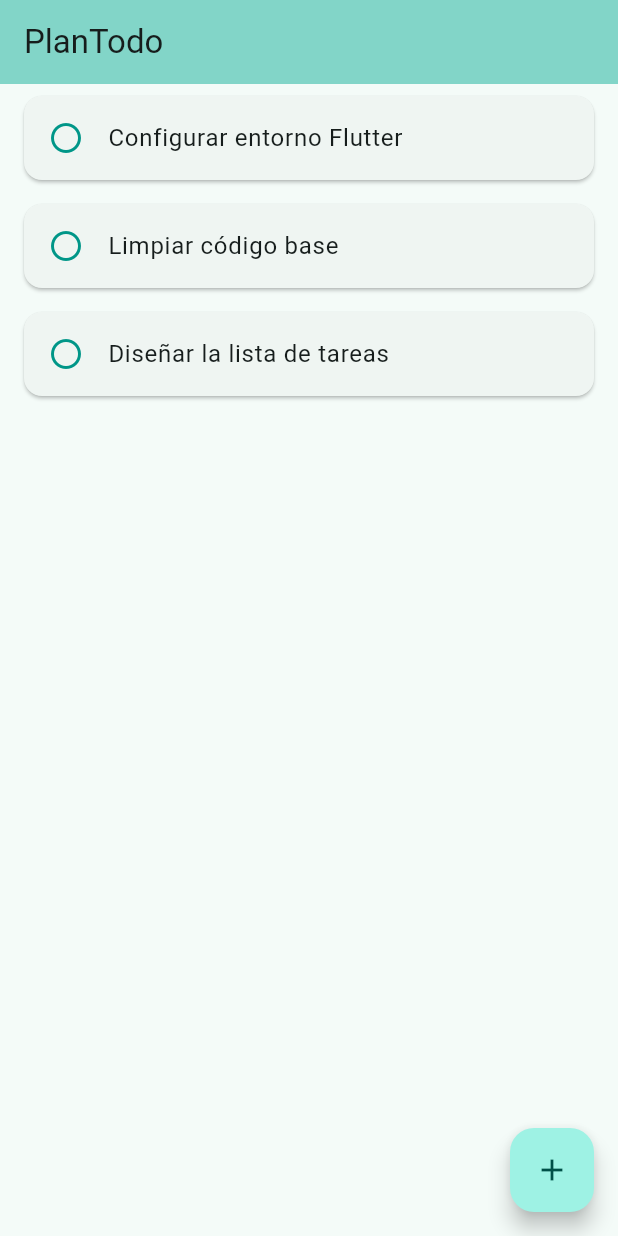
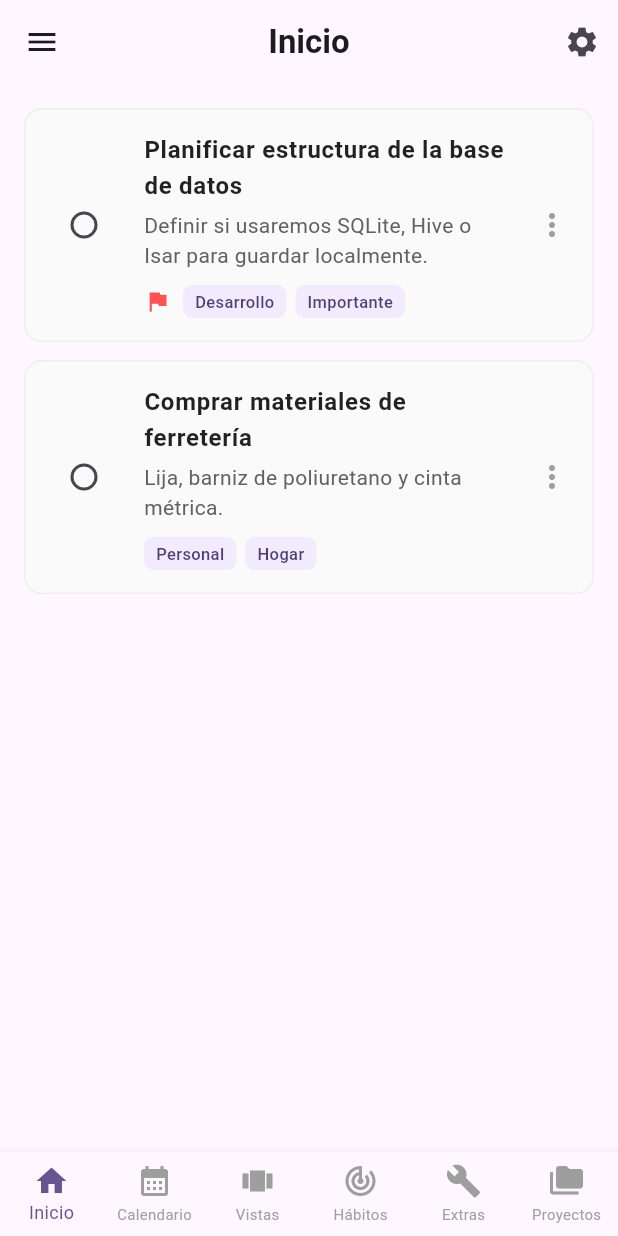
Before and after one commit to DaniloJosue/plantodo, a Flutter app: the screen it shows after launch, on a phone screen of 412 x 824 dp. Run offline on Flutter 3.47's test engine with Material 3 defaults, Android fonts, the phone set to English and light mode, and no system bars.

Commit message:
Agregar estructura básica de la aplicación con navegación y pantalla de inicio

```diff
--- a/lib/main.dart
+++ b/lib/main.dart
@@ -1,4 +1,5 @@
 import 'package:flutter/material.dart';
+import 'screens/home_screen.dart'; // <--- Agrega esta línea
 
 void main() {
   runApp(const PlanTodoApp());
@@ -13,97 +14,126 @@ class PlanTodoApp extends StatelessWidget {
       title: 'PlanTodo',
       debugShowCheckedModeBanner: false,
       theme: ThemeData(
-        colorScheme: ColorScheme.fromSeed(seedColor: Colors.teal),
+        colorScheme: ColorScheme.fromSeed(seedColor: Colors.deepPurple), // Color base, puedes cambiarlo
         useMaterial3: true,
       ),
-      home: const HomeScreen(),
+      home: const MainLayout(),
     );
   }
 }
 
-class HomeScreen extends StatefulWidget {
-  const HomeScreen({super.key});
+// Este es el esqueleto o "Layout" principal que controla la navegación
+class MainLayout extends StatefulWidget {
+  const MainLayout({super.key});
 
   @override
-  State<HomeScreen> createState() => _HomeScreenState();
+  State<MainLayout> createState() => _MainLayoutState();
 }
 
-class _HomeScreenState extends State<HomeScreen> {
-  // Lista de tareas de prueba
-  final List<String> _tasks = [
-    'Configurar entorno Flutter',
-    'Limpiar código base',
-    'Diseñar la lista de tareas',
+class _MainLayoutState extends State<MainLayout> {
+  int _currentIndex = 0;
+
+  // Lista de las pantallas centrales
+  final List<Widget> _screens = [
+    const HomeScreen(), // <--- Tu nueva pantalla de inicio
+    const Center(child: Text('Pantalla de Calendario')),
+    const Center(child: Text('Vistas (Lista, Tablero, Árbol)')),
+    const Center(child: Text('Pantalla de Hábitos')),
+    const Center(child: Text('Otras Herramientas')),
+    const Center(child: Text('Proyectos')),
+  ];
+
+  // Títulos para la barra superior según la pantalla
+  final List<String> _titles = [
+    'Inicio',
+    'Calendario',
+    'Vistas',
+    'Hábitos',
+    'Herramientas',
+    'Proyectos'
   ];
 
   @override
   Widget build(BuildContext context) {
     return Scaffold(
+      // 1. BARRA SUPERIOR
       appBar: AppBar(
-        title: const Text('PlanTodo'),
-        backgroundColor: Theme.of(context).colorScheme.inversePrimary,
+        title: Text(_titles[_currentIndex], style: const TextStyle(fontWeight: FontWeight.bold)),
+        centerTitle: true,
+        // Flutter agrega automáticamente el botón de menú izquierdo (leading) cuando usas 'drawer'
+        actions: [
+          IconButton(
+            icon: const Icon(Icons.settings),
+            onPressed: () {
+              // El funcionamiento de este botón lo haremos después
+            },
+          ),
+        ],
       ),
-      // Aquí usamos LayoutBuilder para elegir la interfaz según el ancho
-      body: LayoutBuilder(
-        builder: (context, constraints) {
-          if (constraints.maxWidth > 600) {
-            // Si la pantalla es grande (Windows / Tablet horizontal)
-            return _construirInterfazEscritorio();
-          } else {
-            // Si la pantalla es pequeña (Android / Móvil)
-            return _construirInterfazMovil();
-          }
+
+      // 2. MENÚ LATERAL IZQUIERDO (Cambiamos 'endDrawer' por 'drawer')
+      drawer: Drawer(
+        child: ListView(
+          padding: EdgeInsets.zero,
+          children: [
+            const UserAccountsDrawerHeader(
+              accountName: Text('Usuario PlanTodo'),
+              accountEmail: Text('Perfil de usuario'),
+              currentAccountPicture: CircleAvatar(
+                backgroundColor: Colors.white,
+                child: Icon(Icons.person, size: 40),
+              ),
+            ),
+            ListTile(
+              leading: const Icon(Icons.folder),
+              title: const Text('Gestión de Proyectos'),
+              onTap: () {},
+            ),
+            ListTile(
+              leading: const Icon(Icons.label),
+              title: const Text('Etiquetas'),
+              onTap: () {},
+            ),
+            ListTile(
+              leading: const Icon(Icons.list_alt),
+              title: const Text('Listas de Tareas'),
+              onTap: () {},
+            ),
+            ListTile(
+              leading: const Icon(Icons.collections_bookmark),
+              title: const Text('Colecciones'),
+              onTap: () {},
+            ),
+          ],
+        ),
+      ),
+
+      // 3. CONTENIDO CENTRAL
+      body: _screens[_currentIndex],
+
+      // 4. MENÚ INFERIOR
+      bottomNavigationBar: BottomNavigationBar(
+        currentIndex: _currentIndex,
+        onTap: (index) {
+          setState(() {
+            _currentIndex = index;
+          });
         },
-      ),
-      floatingActionButton: FloatingActionButton(
-        onPressed: () {
-          // Lógica para agregar tarea
-        },
-        tooltip: 'Agregar tarea',
-        child: const Icon(Icons.add),
+        type: BottomNavigationBarType.fixed,
+        selectedItemColor: Theme.of(context).colorScheme.primary,
+        unselectedItemColor: Colors.grey,
+        showUnselectedLabels: true,
+        selectedFontSize: 12,
+        unselectedFontSize: 10,
+        items: const [
+          BottomNavigationBarItem(icon: Icon(Icons.home), label: 'Inicio'),
+          BottomNavigationBarItem(icon: Icon(Icons.calendar_month), label: 'Calendario'),
+          BottomNavigationBarItem(icon: Icon(Icons.view_carousel), label: 'Vistas'),
+          BottomNavigationBarItem(icon: Icon(Icons.track_changes), label: 'Hábitos'),
+          BottomNavigationBarItem(icon: Icon(Icons.build), label: 'Extras'),
+          BottomNavigationBarItem(icon: Icon(Icons.folder_copy), label: 'Proyectos'),
+        ],
       ),
     );
   }
-
-  // INTERFAZ PARA MÓVIL: Una columna simple con la lista
-  Widget _construirInterfazMovil() {
-    return ListView.builder(
-      itemCount: _tasks.length,
-      itemBuilder: (context, index) {
-        return Card(
-          margin: const EdgeInsets.symmetric(horizontal: 16, vertical: 8),
-          child: ListTile(
-            leading: const Icon(Icons.radio_button_unchecked, color: Colors.teal),
-            title: Text(_tasks[index]),
-          ),
-        );
-      },
-    );
-  }
-
-  // INTERFAZ PARA ESCRITORIO: Dos columnas (Panel lateral + Lista)
-  Widget _construirInterfazEscritorio() {
-    return Row(
-      children: [
-        // Panel lateral izquierdo (Menú o categorías)
-        NavigationRail(
-          selectedIndex: 0,
-          labelType: NavigationRailLabelType.all,
-          destinations: const [
-            NavigationRailDestination(icon: Icon(Icons.wb_sunny), label: Text('Mi Día')),
-            NavigationRailDestination(icon: Icon(Icons.calendar_month), label: Text('Calendario')),
-          ],
-          onDestinationSelected: (index) {},
-        ),
-        const VerticalDivider(thickness: 1, width: 1),
-        // Espacio principal para la lista de tareas
-        Expanded(
-          child: Padding(
-            padding: const EdgeInsets.all(16.0),
-            child: _construirInterfazMovil(), // Reutilizamos la lista aquí
-          ),
-        ),
-      ],
-    );
-  }
 }
--- /dev/null
+++ b/lib/models/task.dart
@@ -0,0 +1,49 @@
+class Task {
+  String id;
+  String title;
+  String description;
+  String projectId;
+
+  // Jerarquía
+  String? parentId;
+  List<Task> subtasks;
+
+  // Atributos
+  List<String> tags;
+  bool isFlagged;
+
+  // Lógica de completado
+  bool isCompleted;
+  bool autoCompleteWhenSubtasksDone;
+
+  // Formato visual para hijas
+  bool showDescriptionAsChecklist;
+
+  // Constructor con listas mutables por defecto
+  Task({
+    required this.id,
+    required this.title,
+    required this.description,
+    this.projectId = 'id_proyecto_fijo', // Apunta al proyecto genérico por defecto
+    this.parentId, // Si se omite, es null (tarea padre)
+    List<Task>? subtasks, // Recibe null o una lista
+    List<String>? tags,   // Recibe null o una lista
+    this.isFlagged = false,
+    this.isCompleted = false,
+    this.autoCompleteWhenSubtasksDone = false,
+    this.showDescriptionAsChecklist = false,
+  })  : subtasks = subtasks ?? [], // Si es null, asigna una lista vacía modificable
+        tags = tags ?? [];         // Si es null, asigna una lista vacía modificable
+
+  // Métodos auxiliares para facilitar la lógica externa
+  bool get isChildTask => parentId != null;
+  bool get isParentTask => parentId == null;
+
+  // Método para validar que no se agreguen subtareas a una hija
+  void addSubtask(Task newSubtask) {
+    if (isChildTask) {
+      throw Exception("Las tareas hijas no pueden contener otras subtareas.");
+    }
+    subtasks.add(newSubtask);
+  }
+}
--- /dev/null
+++ b/lib/screens/home_screen.dart
@@ -0,0 +1,121 @@
+import 'package:flutter/material.dart';
+import '../models/task.dart'; // Importamos tu modelo de datos
+
+class HomeScreen extends StatefulWidget {
+  const HomeScreen({super.key});
+
+  @override
+  State<HomeScreen> createState() => _HomeScreenState();
+}
+
+class _HomeScreenState extends State<HomeScreen> {
+  // Tareas de prueba para visualizar el diseño inicial
+  final List<Task> _tasks = [
+    Task(
+      id: '1',
+      title: 'Planificar estructura de la base de datos',
+      description: 'Definir si usaremos SQLite, Hive o Isar para guardar localmente.',
+      tags: ['Desarrollo', 'Importante'],
+      isFlagged: true,
+    ),
+    Task(
+      id: '2',
+      title: 'Comprar materiales de ferretería',
+      description: 'Lija, barniz de poliuretano y cinta métrica.',
+      tags: ['Personal', 'Hogar'],
+    ),
+  ];
+
+  @override
+  Widget build(BuildContext context) {
+    // Retornamos solo la lista, el Scaffold principal (con AppBar y menú) ya está en main.dart
+    return ListView.builder(
+      padding: const EdgeInsets.all(16.0),
+      itemCount: _tasks.length,
+      itemBuilder: (context, index) {
+        final task = _tasks[index];
+        return Card(
+          elevation: 0,
+          color: Colors.grey.shade50,
+          margin: const EdgeInsets.only(bottom: 12.0),
+          shape: RoundedRectangleBorder(
+            side: BorderSide(color: Colors.grey.shade200),
+            borderRadius: BorderRadius.circular(12),
+          ),
+          child: ListTile(
+            contentPadding: const EdgeInsets.symmetric(horizontal: 16.0, vertical: 8.0),
+            // El checkbox redondo estilo app de productividad
+            leading: Checkbox(
+              value: task.isCompleted,
+              onChanged: (bool? value) {
+                setState(() {
+                  task.isCompleted = value ?? false;
+                });
+              },
+              shape: const CircleBorder(),
+              activeColor: Theme.of(context).colorScheme.primary,
+            ),
+            title: Text(
+              task.title,
+              style: TextStyle(
+                fontWeight: FontWeight.w600,
+                decoration: task.isCompleted ? TextDecoration.lineThrough : null,
+                color: task.isCompleted ? Colors.grey : Colors.black87,
+              ),
+            ),
+            subtitle: Column(
+              crossAxisAlignment: CrossAxisAlignment.start,
+              children: [
+                if (task.description.isNotEmpty) ...[
+                  const SizedBox(height: 4),
+                  Text(
+                    task.description,
+                    maxLines: 2,
+                    overflow: TextOverflow.ellipsis,
+                    style: TextStyle(
+                      color: task.isCompleted ? Colors.grey.shade400 : Colors.grey.shade700,
+                      decoration: task.isCompleted ? TextDecoration.lineThrough : null,
+                    ),
+                  ),
+                ],
+                const SizedBox(height: 10),
+                // Fila para mostrar la bandera de prioridad y las etiquetas
+                Row(
+                  children: [
+                    if (task.isFlagged) ...[
+                      const Icon(Icons.flag, color: Colors.redAccent, size: 18),
+                      const SizedBox(width: 8),
+                    ],
+                    // Generamos un "Chip" visual por cada etiqueta que tenga la tarea
+                    ...task.tags.map((tag) => Padding(
+                      padding: const EdgeInsets.only(right: 6.0),
+                      child: Container(
+                        padding: const EdgeInsets.symmetric(horizontal: 8, vertical: 3),
+                        decoration: BoxDecoration(
+                          color: Theme.of(context).colorScheme.primaryContainer.withOpacity(0.5),
+                          borderRadius: BorderRadius.circular(6),
+                        ),
+                        child: Text(
+                          tag,
+                          style: TextStyle(
+                            fontSize: 11,
+                            color: Theme.of(context).colorScheme.onPrimaryContainer,
+                            fontWeight: FontWeight.w500,
+                          ),
+                        ),
+                      ),
+                    )),
+                  ],
+                ),
+              ],
+            ),
+            trailing: const Icon(Icons.more_vert, color: Colors.grey),
+            onTap: () {
+              // Aquí en el futuro abriremos la pantalla de edición/detalles
+            },
+          ),
+        );
+      },
+    );
+  }
+}
```
